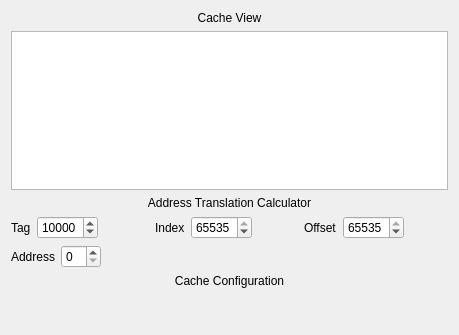
Before: the Qt Designer form pep9asm/cacheview.ui in StanWarford/pep9suite, drawn with Qt 5.
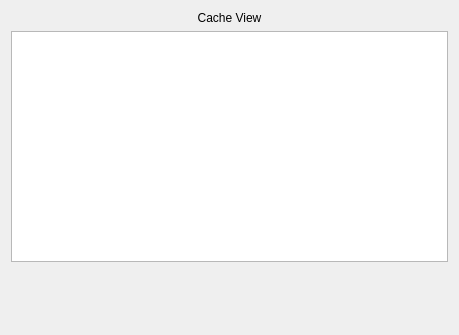
After: the same form once the commit is applied. Custom widgets are drawn as their Qt base class.

Commit message:
Move address translator to separate widget.
Move cache address translator to separate widget, as per discussion with Warford.
Move CAT below cache config, for conceptual clarity.

What changed in the file:
```diff
--- a/pep9asm/cacheview.ui
+++ b/pep9asm/cacheview.ui
@@ -26,37 +26,17 @@
    </item>
    <item row="1" column="0">
     <layout class="QGridLayout" name="gridLayout">
-     <item row="1" column="0" colspan="6">
-      <widget class="QLabel" name="label_5">
-       <property name="text">
-        <string>Address Translation Calculator</string>
-       </property>
-       <property name="alignment">
-        <set>Qt::AlignCenter</set>
-       </property>
-      </widget>
-     </item>
-     <item row="7" column="0" colspan="6">
-      <widget class="CacheConfig" name="cacheConfiguration" native="true">
+     <item row="2" column="0" colspan="2">
+      <widget class="CacheAddressTranslator" name="cacheAddressTranslation" native="true">
        <property name="minimumSize">
         <size>
          <width>0</width>
-         <height>30</height>
+         <height>20</height>
         </size>
        </property>
       </widget>
      </item>
-     <item row="6" column="0" colspan="6">
-      <widget class="QLabel" name="label_6">
-       <property name="text">
-        <string>Cache Configuration</string>
-       </property>
-       <property name="alignment">
-        <set>Qt::AlignCenter</set>
-       </property>
-      </widget>
-     </item>
-     <item row="0" column="0" colspan="6">
+     <item row="0" column="0" colspan="2">
       <widget class="QTreeView" name="cacheTree">
        <property name="sizePolicy">
         <sizepolicy hsizetype="Expanding" vsizetype="Expanding">
@@ -75,165 +55,15 @@
        </property>
       </widget>
      </item>
-     <item row="2" column="2" rowspan="3" colspan="2">
-      <layout class="QHBoxLayout" name="horizontalLayout_2">
-       <item>
-        <widget class="QLabel" name="label_2">
-         <property name="text">
-          <string>Index</string>
-         </property>
-        </widget>
-       </item>
-       <item>
-        <widget class="QSpinBox" name="indexBox">
-         <property name="sizePolicy">
-          <sizepolicy hsizetype="Preferred" vsizetype="Fixed">
-           <horstretch>0</horstretch>
-           <verstretch>0</verstretch>
-          </sizepolicy>
-         </property>
-         <property name="maximum">
-          <number>65535</number>
-         </property>
-         <property name="value">
-          <number>65535</number>
-         </property>
-        </widget>
-       </item>
-       <item>
-        <spacer name="horizontalSpacer_2">
-         <property name="orientation">
-          <enum>Qt::Horizontal</enum>
-         </property>
-         <property name="sizeHint" stdset="0">
-          <size>
-           <width>40</width>
-           <height>20</height>
-          </size>
-         </property>
-        </spacer>
-       </item>
-      </layout>
-     </item>
-     <item row="2" column="0" rowspan="3" colspan="2">
-      <layout class="QHBoxLayout" name="horizontalLayout">
-       <item>
-        <widget class="QLabel" name="label">
-         <property name="text">
-          <string>Tag</string>
-         </property>
-        </widget>
-       </item>
-       <item>
-        <widget class="QSpinBox" name="tagBox">
-         <property name="sizePolicy">
-          <sizepolicy hsizetype="Preferred" vsizetype="Fixed">
-           <horstretch>0</horstretch>
-           <verstretch>0</verstretch>
-          </sizepolicy>
-         </property>
-         <property name="maximum">
-          <number>65535</number>
-         </property>
-         <property name="value">
-          <number>10000</number>
-         </property>
-        </widget>
-       </item>
-       <item>
-        <spacer name="horizontalSpacer">
-         <property name="orientation">
-          <enum>Qt::Horizontal</enum>
-         </property>
-         <property name="sizeHint" stdset="0">
-          <size>
-           <width>40</width>
-           <height>20</height>
-          </size>
-         </property>
-        </spacer>
-       </item>
-      </layout>
-     </item>
-     <item row="2" column="4" rowspan="3" colspan="2">
-      <layout class="QHBoxLayout" name="horizontalLayout_3">
-       <item>
-        <widget class="QLabel" name="label_3">
-         <property name="text">
-          <string>Offset</string>
-         </property>
-        </widget>
-       </item>
-       <item>
-        <widget class="QSpinBox" name="dataBox">
-         <property name="sizePolicy">
-          <sizepolicy hsizetype="Preferred" vsizetype="Fixed">
-           <horstretch>0</horstretch>
-           <verstretch>0</verstretch>
-          </sizepolicy>
-         </property>
-         <property name="maximum">
-          <number>65535</number>
-         </property>
-         <property name="value">
-          <number>65535</number>
-         </property>
-        </widget>
-       </item>
-       <item>
-        <spacer name="horizontalSpacer_3">
-         <property name="orientation">
-          <enum>Qt::Horizontal</enum>
-         </property>
-         <property name="sizeHint" stdset="0">
-          <size>
-           <width>40</width>
-           <height>20</height>
-          </size>
-         </property>
-        </spacer>
-       </item>
-      </layout>
-     </item>
-     <item row="5" column="0" colspan="2">
-      <layout class="QHBoxLayout" name="horizontalLayout_5">
-       <item>
-        <widget class="QLabel" name="label_4">
-         <property name="text">
-          <string>Address</string>
-         </property>
-        </widget>
-       </item>
-       <item>
-        <widget class="QSpinBox" name="addressBox">
-         <property name="sizePolicy">
-          <sizepolicy hsizetype="Preferred" vsizetype="Fixed">
-           <horstretch>0</horstretch>
-           <verstretch>0</verstretch>
-          </sizepolicy>
-         </property>
-         <property name="maximum">
-          <number>65535</number>
-         </property>
-         <property name="displayIntegerBase">
-          <number>16</number>
-         </property>
-        </widget>
-       </item>
-       <item>
-        <spacer name="horizontalSpacer_4">
-         <property name="orientation">
-          <enum>Qt::Horizontal</enum>
-         </property>
-         <property name="sizeHint" stdset="0">
-          <size>
-           <width>40</width>
-           <height>20</height>
-          </size>
-         </property>
-        </spacer>
-       </item>
-      </layout>
+     <item row="1" column="0" colspan="2">
+      <widget class="CacheConfig" name="cacheConfiguration" native="true">
+       <property name="minimumSize">
+        <size>
+         <width>0</width>
+         <height>30</height>
+        </size>
+       </property>
+      </widget>
      </item>
     </layout>
    </item>
@@ -246,6 +76,12 @@
    <header>cacheconfig.h</header>
    <container>1</container>
   </customwidget>
+  <customwidget>
+   <class>CacheAddressTranslator</class>
+   <extends>QWidget</extends>
+   <header>cacheaddresstranslator.h</header>
+   <container>1</container>
+  </customwidget>
  </customwidgets>
  <resources/>
  <connections/>
```
The commit also changes 7 other files.
